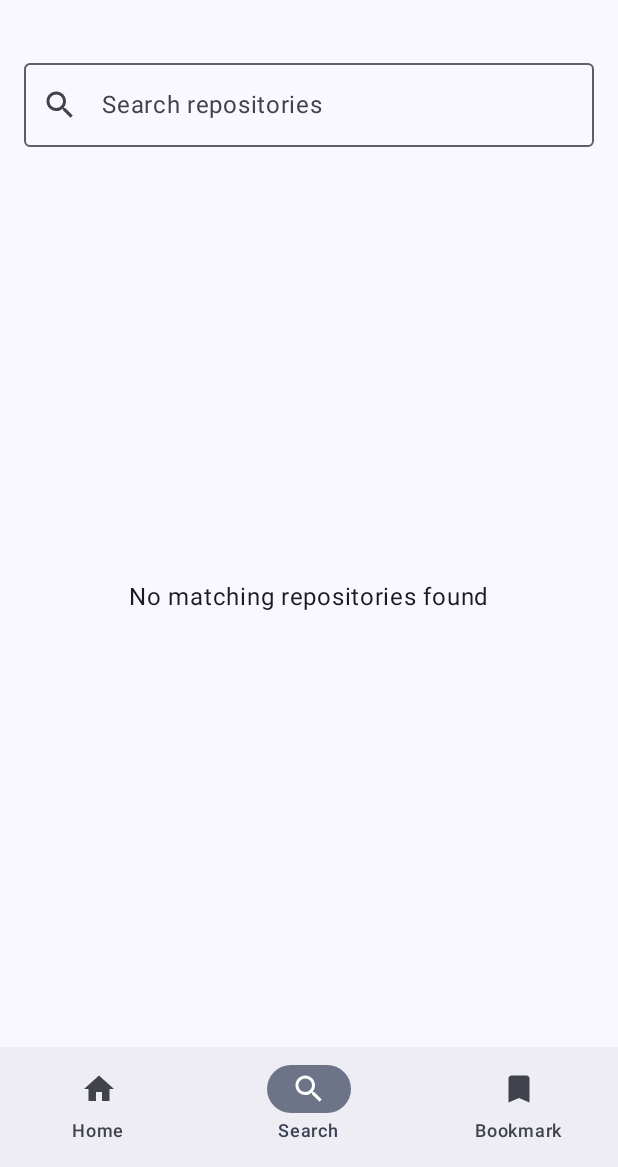
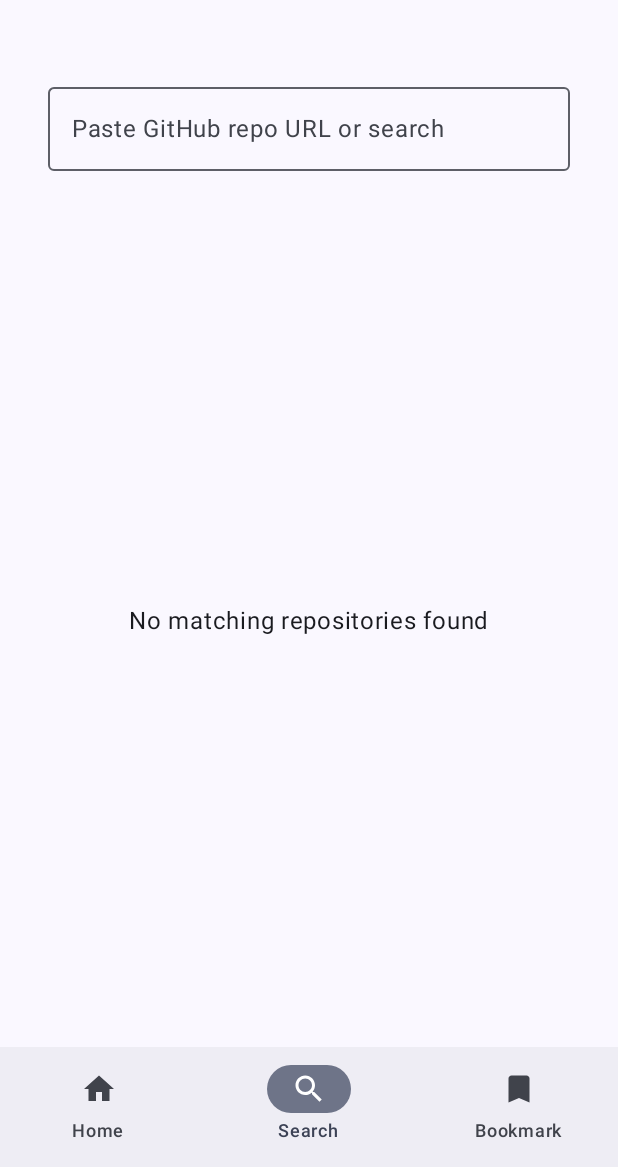
Before and after one commit to smash-cracker/app-drop, an Android app built with Jetpack Compose: the screen it shows after launch (MainActivity), item 2 of the bottom bar chosen, on a phone screen of 412 x 824 dp, the part 69-1236 px from its top. Run offline under Robolectric (Android 15) with nearby library versions, the phone set to English and light mode, and no system bars.

Commit message:
fix : added search functionality (added repo, search etc..)

```diff
--- a/app/build.gradle.kts
+++ b/app/build.gradle.kts
@@ -64,6 +64,7 @@ dependencies {
     implementation("com.squareup.retrofit2:converter-kotlinx-serialization:2.11.0")
     implementation("com.squareup.okhttp3:okhttp:4.12.0")
     implementation("com.squareup.okhttp3:logging-interceptor:4.12.0")
+    implementation(libs.androidx.compose.foundation)
     testImplementation(libs.junit)
     androidTestImplementation(libs.androidx.junit)
     androidTestImplementation(libs.androidx.espresso.core)
--- a/app/src/main/java/com/example/githubappmanager/widgets/SearchBar.kt
+++ b/app/src/main/java/com/example/githubappmanager/widgets/SearchBar.kt
@@ -1,38 +1,84 @@
 package com.example.githubappmanager.widgets
 
-import androidx.compose.foundation.layout.fillMaxWidth
-import androidx.compose.foundation.layout.padding
-import androidx.compose.foundation.layout.Column
-import androidx.compose.material.icons.Icons
-import androidx.compose.material.icons.filled.Search
-import androidx.compose.material3.OutlinedTextField
-import androidx.compose.material3.Text
+import androidx.compose.foundation.layout.*
+import androidx.compose.foundation.text.KeyboardActions
+import androidx.compose.foundation.text.KeyboardOptions
+import androidx.compose.material3.*
 import androidx.compose.runtime.*
 import androidx.compose.ui.Modifier
 import androidx.compose.ui.text.input.ImeAction
 import androidx.compose.ui.unit.dp
+import androidx.lifecycle.viewmodel.compose.viewModel
+import com.example.githubappmanager.RepoViewModel
 
 /**
- * A reusable SearchBar composable.
- * `query` and `onQueryChange` are used to control the text externally.
+ * A unified SearchBar for searching repos or adding a new GitHub repo directly.
+ *
+ * - If the input is a valid GitHub repo URL, pressing Enter will add it.
+ * - Otherwise, pressing Enter will trigger a search via onQueryChange.
+ *
+ * @param query Current search query
+ * @param onQueryChange Lambda to update search filter in parent
+ * @param modifier Optional Modifier
+ * @param onError Optional lambda to show validation errors
  */
+@OptIn(ExperimentalMaterial3Api::class)
 @Composable
 fun SearchBar(
     query: String,
     onQueryChange: (String) -> Unit,
-    modifier: Modifier = Modifier
+    modifier: Modifier = Modifier,
+    onError: ((String) -> Unit)? = null
 ) {
-    Column(modifier = modifier) {
-        OutlinedTextField(
-            value = query,
-            onValueChange = onQueryChange,
-            leadingIcon = { androidx.compose.material3.Icon(Icons.Filled.Search, contentDescription = null) },
-            label = { Text("Search repositories") },
-            singleLine = true,
-            keyboardOptions = androidx.compose.foundation.text.KeyboardOptions(imeAction = ImeAction.Search),
-            modifier = Modifier
-                .fillMaxWidth()
-                .padding(bottom = 16.dp)
-        )
-    }
+    var inputText by remember { mutableStateOf(query) }
+    val viewModel: RepoViewModel = viewModel()
+    val error = remember(inputText) { validateGithubUrl(inputText) }
+    val isValid = error == null
+
+    OutlinedTextField(
+        value = inputText,
+        onValueChange = { inputText = it },
+        label = { Text("Paste GitHub repo URL or search") },
+        singleLine = true,
+        isError = !isValid && inputText.isNotBlank(),
+        supportingText = { if (!isValid && inputText.isNotBlank()) Text(error!!) },
+        keyboardOptions = KeyboardOptions(
+            imeAction = ImeAction.Done
+        ),
+        keyboardActions = KeyboardActions(
+            onDone = {
+                if (inputText.isBlank()) return@KeyboardActions
+                if (isValid) {
+                    // Add repo directly if valid URL
+                    viewModel.addRepo(inputText.trim())
+                    inputText = ""
+                } else {
+                    // Otherwise treat it as search query
+                    onQueryChange(inputText)
+                    onError?.invoke(error ?: "Invalid URL")
+                }
+            }
+        ),
+        modifier = modifier
+            .fillMaxWidth()
+            .padding(16.dp)
+    )
 }
+
+/** Returns null if valid, else an error string. */
+private fun validateGithubUrl(input: String): String? {
+    val s = input.trim()
+    if (s.isEmpty()) return null // empty input can still be used as search
+
+    val httpsRegex = Regex(
+        """^(https?://)?(www\.)?github\.com/[^/\s]+/[^/\s]+/?(\.git)?$""",
+        RegexOption.IGNORE_CASE
+    )
+    val sshRegex = Regex(
+        """^git@github\.com:[^/\s]+/[^/\s]+(\.git)?$""",
+        RegexOption.IGNORE_CASE
+    )
+
+    return if (httpsRegex.matches(s) || sshRegex.matches(s)) null
+    else "Enter a valid GitHub repo URL (e.g., github.com/user/repo)"
+}
```
